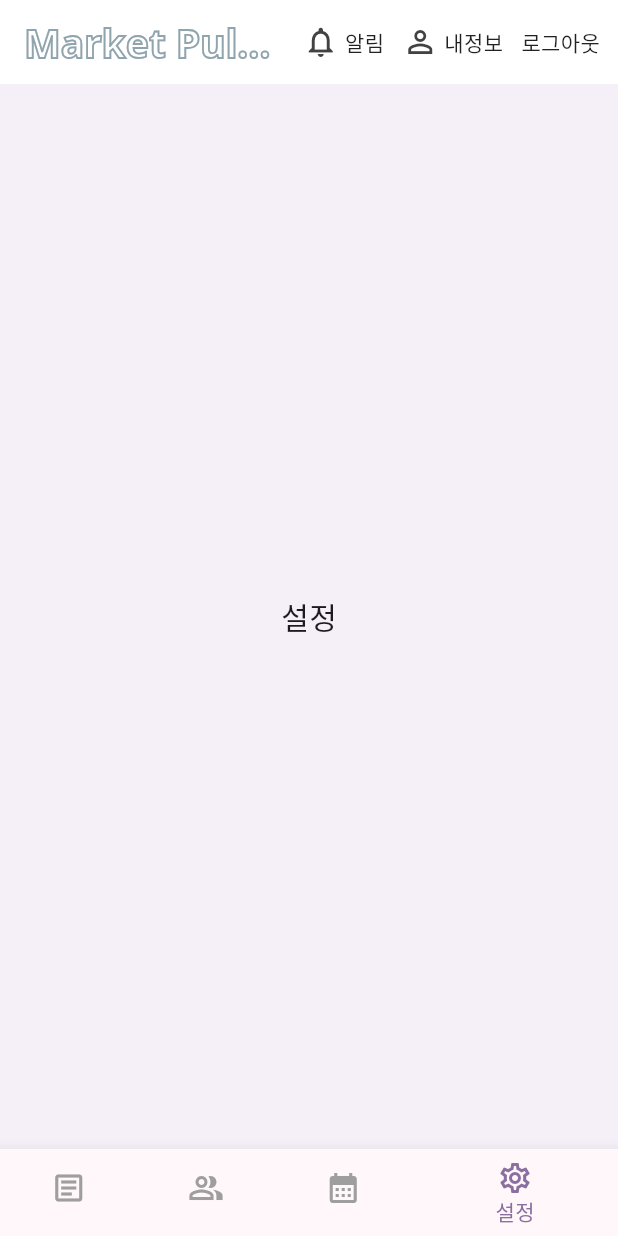
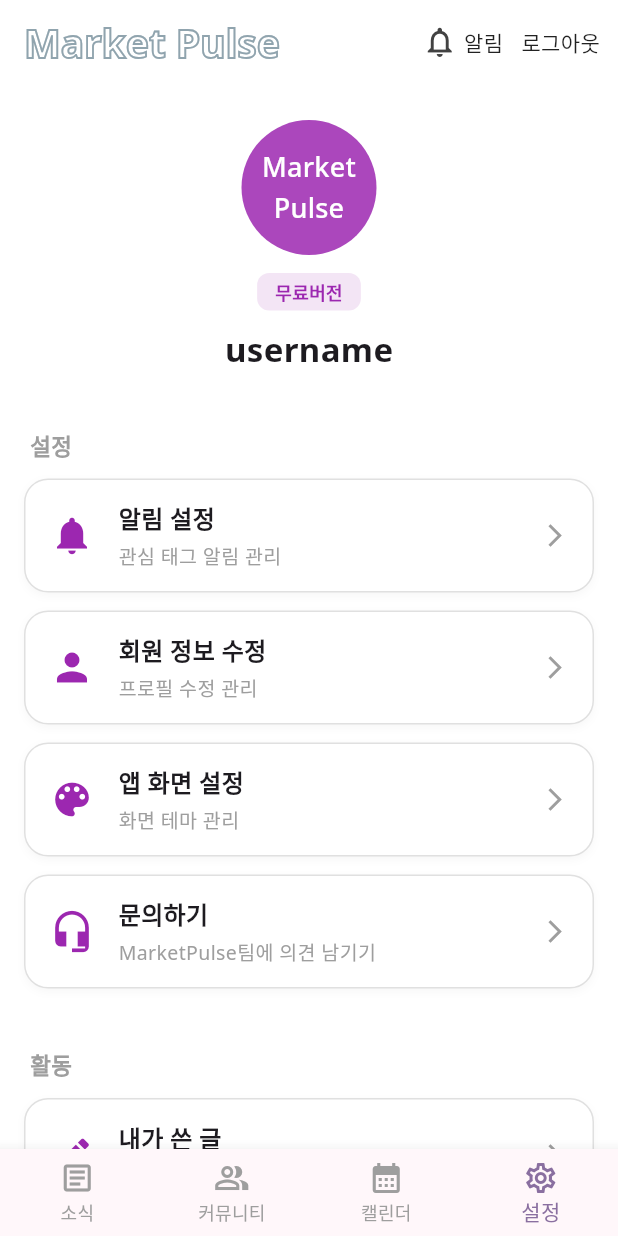
Before and after one commit to Akathin/MarketPulse, a Flutter app: the HomePage screen opened directly, item 4 of the bottom bar chosen, on a phone screen of 412 x 824 dp. Run offline on Flutter 3.47's test engine with Material 3 defaults, Android fonts, the phone set to English and light mode, and no system bars; our stand-ins replace google_fonts, shared_preferences, table_calendar; accounts and stored records are empty.

Commit message:
설정 화면 구현 및 상단 내정보 삭제

```diff
--- a/lib/pages/community_page.dart
+++ b/lib/pages/community_page.dart
@@ -175,8 +175,8 @@
   Widget _postCard({
     required String title,
     required String content,
-    required int views,
-    required int comments,
+    required int? views,
+    required int? comments,
     required String time,
   }) {
     return GestureDetector(
--- a/lib/pages/home_page.dart
+++ b/lib/pages/home_page.dart
@@ -2,9 +2,9 @@
 import '../main.dart';
 import 'login_page.dart';
 import 'notification_page.dart';
-import 'my_page.dart';
 import 'community_page.dart';
 import 'calendar_page.dart';
+import 'settings_page.dart';
 
 class HomePage extends StatefulWidget {
   const HomePage({super.key});
@@ -20,7 +20,7 @@
     _NewsListPage(),
     const CommunityPage(),
     const CalendarPage(),
-    const Center(child: Text("설정", style: TextStyle(fontSize: 20))),
+    const SettingsPage(isSubscribed: false, username: 'username')
   ];
 
   @override
@@ -47,25 +47,6 @@
                     Icon(Icons.notifications_none, color: Colors.grey[800]),
                     const SizedBox(width: 4),
                     const Text("알림",
-                        style: TextStyle(fontSize: 14, color: Colors.black87)),
-                  ],
-                ),
-              ),
-              const SizedBox(width: 12),
-
-              // 내정보
-              GestureDetector(
-                onTap: () {
-                  Navigator.push(
-                    context,
-                    MaterialPageRoute(builder: (_) => const MyPage()),
-                  );
-                },
-                child: Row(
-                  children: [
-                    Icon(Icons.person_outline, color: Colors.grey[800]),
-                    const SizedBox(width: 4),
-                    const Text("내정보",
                         style: TextStyle(fontSize: 14, color: Colors.black87)),
                   ],
                 ),
@@ -99,6 +80,11 @@
         currentIndex: _selectedIndex,
         selectedItemColor: AppStyles.primary,
         unselectedItemColor: Colors.grey,
+
+        type: BottomNavigationBarType.fixed,
+
+        showSelectedLabels: true,
+        showUnselectedLabels: true,
         onTap: (index) {
           setState(() {
             _selectedIndex = index;
--- /dev/null
+++ b/lib/pages/settings_page.dart
@@ -0,0 +1,225 @@
+import 'package:flutter/material.dart';
+
+class SettingsPage extends StatelessWidget {
+  final bool isSubscribed; /// true = 구독중, false = 무료버전
+  final String username;
+
+  const SettingsPage({
+    super.key,
+    required this.isSubscribed,
+    required this.username,
+  });
+
+  @override
+  Widget build(BuildContext context) {
+    return Scaffold(
+      backgroundColor: Colors.white,
+      body: SafeArea(
+        child: SingleChildScrollView(
+          padding: const EdgeInsets.only(bottom: 20),
+          child: Column(
+            children: [
+              const SizedBox(height: 24),
+              _profileSection(),
+              const SizedBox(height: 32),
+
+              // -------------------- 설정 --------------------
+              _sectionTitle("설정"),
+              _settingCard(
+                icon: Icons.notifications,
+                title: "알림 설정",
+                subtitle: "관심 태그 알림 관리",
+                onTap: () {},
+              ),
+              _settingCard(
+                icon: Icons.person,
+                title: "회원 정보 수정",
+                subtitle: "프로필 수정 관리",
+                onTap: () {},
+              ),
+              _settingCard(
+                icon: Icons.color_lens,
+                title: "앱 화면 설정",
+                subtitle: "화면 테마 관리",
+                onTap: () {},
+              ),
+              _settingCard(
+                icon: Icons.headset_mic,
+                title: "문의하기",
+                subtitle: "MarketPulse팀에 의견 남기기",
+                onTap: () {},
+              ),
+
+              const SizedBox(height: 28),
+
+              // -------------------- 활동 --------------------
+              _sectionTitle("활동"),
+              _settingCard(
+                icon: Icons.edit,
+                title: "내가 쓴 글",
+                subtitle: "작성한 게시글 관리",
+                onTap: () {},
+              ),
+              _settingCard(
+                icon: Icons.bookmark,
+                title: "저장한 글",
+                subtitle: "북마크한 게시글 관리",
+                onTap: () {},
+              ),
+
+              const SizedBox(height: 32),
+
+              // -------------------- 회원탈퇴/약관 --------------------
+              Text("회원탈퇴",
+                  style: TextStyle(color: Colors.grey[600], fontSize: 14)),
+              const SizedBox(height: 20),
+              Text("이용약관",
+                  style: TextStyle(color: Colors.purple, fontSize: 14)),
+              const SizedBox(height: 20),
+
+              // -------------------- 버전 --------------------
+              Text("Runtime Version: 1.0.0",
+                  style: TextStyle(color: Colors.grey[500], fontSize: 12)),
+            ],
+          ),
+        ),
+      ),
+    );
+  }
+
+  // ----------------------------------------------------------
+  // 프로필 섹션
+  // ----------------------------------------------------------
+  Widget _profileSection() {
+    return Column(
+      children: [
+        CircleAvatar(
+          radius: 45,
+          backgroundColor: Colors.purple[400],
+          child: const Text(
+            "Market\nPulse",
+            textAlign: TextAlign.center,
+            style: TextStyle(color: Colors.white, fontSize: 18),
+          ),
+        ),
+        const SizedBox(height: 12),
+
+        Container(
+          padding: const EdgeInsets.symmetric(horizontal: 12, vertical: 4),
+          decoration: BoxDecoration(
+            color: isSubscribed ? Colors.green[100] : Colors.purple[50],
+            borderRadius: BorderRadius.circular(8),
+          ),
+          child: Text(
+            isSubscribed ? "구독중" : "무료버전",
+            style: TextStyle(
+              color: isSubscribed ? Colors.green[800] : Colors.purple,
+              fontWeight: FontWeight.bold,
+              fontSize: 12,
+            ),
+          ),
+        ),
+
+        const SizedBox(height: 10),
+        Text(
+          username,
+          style: const TextStyle(fontSize: 22, fontWeight: FontWeight.bold),
+        ),
+      ],
+    );
+  }
+
+  // ----------------------------------------------------------
+  // 섹션 타이틀
+  // ----------------------------------------------------------
+  Widget _sectionTitle(String title) {
+    return Container(
+      width: double.infinity,
+      padding: const EdgeInsets.symmetric(horizontal: 20, vertical: 6),
+      child: Text(
+        title,
+        style: const TextStyle(
+          color: Colors.grey,
+          fontSize: 15,
+          fontWeight: FontWeight.bold,
+        ),
+      ),
+    );
+  }
+
+  // ----------------------------------------------------------
+  // 설정 카드 UI
+  // ----------------------------------------------------------
+  Widget _settingCard({
+    required IconData icon,
+    required String title,
+    required String subtitle,
+    required VoidCallback onTap,
+  }) {
+    return Container(
+      margin: const EdgeInsets.symmetric(horizontal: 16, vertical: 6),
+      padding: const EdgeInsets.symmetric(horizontal: 16, vertical: 14),
+      decoration: BoxDecoration(
+        color: Colors.white,
+        borderRadius: BorderRadius.circular(16),
+
+        border: Border.all(
+          color: Colors.grey.shade300,
+          width: 1,
+        ),
+        boxShadow: [
+          BoxShadow(
+            color: Colors.black12.withOpacity(0.03),
+            blurRadius: 4,
+            offset: const Offset(0, 2),
+          ),
+        ],
+      ),
+
+      // 카드 자체는 클릭 불가 (중요!)
+      child: Row(
+        children: [
+          // 아이콘 + 텍스트 + 화살표 전체를 버튼처럼 묶음
+          Expanded(
+            child: GestureDetector(
+              behavior: HitTestBehavior.opaque, // 내용 부분만 클릭됨
+              onTap: onTap,
+              child: Row(
+                children: [
+                  Icon(icon, size: 30, color: Colors.purple),
+                  const SizedBox(width: 16),
+
+                  Expanded(
+                    child: Column(
+                      crossAxisAlignment: CrossAxisAlignment.start,
+                      children: [
+                        Text(
+                          title,
+                          style: const TextStyle(
+                            fontSize: 16,
+                            fontWeight: FontWeight.bold,
+                          ),
+                        ),
+                        const SizedBox(height: 4),
+                        Text(
+                          subtitle,
+                          style: TextStyle(
+                            fontSize: 13,
+                            color: Colors.grey[500],
+                          ),
+                        ),
+                      ],
+                    ),
+                  ),
+
+                  const Icon(Icons.arrow_forward_ios,
+                      size: 18, color: Colors.grey),
+                ],
+              ),
+            ),
+          ),
+        ],
+      ),
+    );
+  }
+}
```
